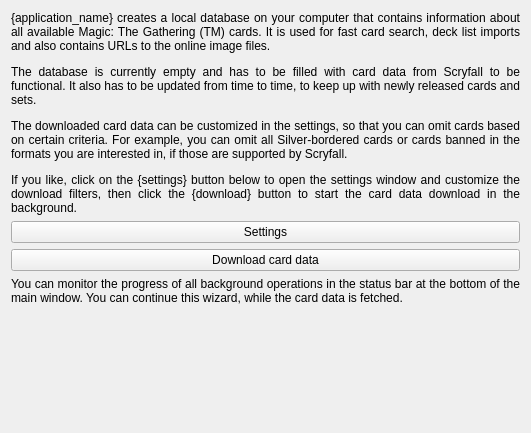
This is mtg_proxy_printer/resources/ui/first_start_wizard/card_database_page.ui in luziferius/MTGProxyPrinter as Qt 5 draws it before an edit. The edited form follows.
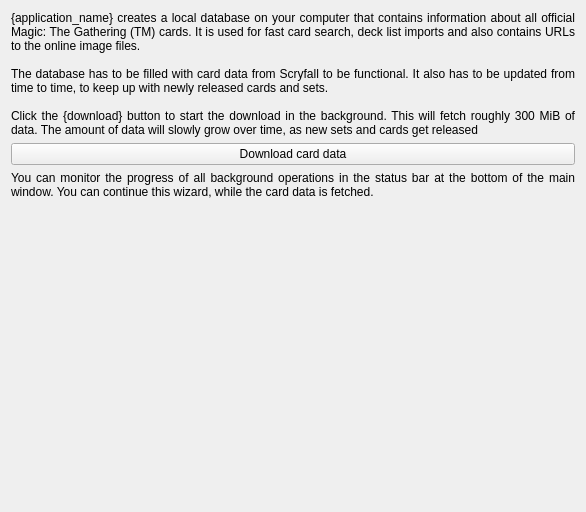
This is the edited form. Icons and pictures are not drawn.

Commit message:
Updated the phrasing in the UI texts to reflect changes in the application since the original texts were written. Also named the QLabel objects.
FossilOrigin-Name: c8d66a32add4f2c0575fe1e2f8cf700a582007ff9e6c25e2a30c32ef8f54ceeb

```diff
--- a/mtg_proxy_printer/resources/ui/first_start_wizard/card_database_page.ui
+++ b/mtg_proxy_printer/resources/ui/first_start_wizard/card_database_page.ui
@@ -6,8 +6,8 @@
    <rect>
     <x>0</x>
     <y>0</y>
-    <width>531</width>
-    <height>433</height>
+    <width>586</width>
+    <height>512</height>
    </rect>
   </property>
   <property name="windowTitle">
@@ -16,11 +16,11 @@
   <property name="title">
    <string>Local card database</string>
   </property>
-  <layout class="QVBoxLayout" name="verticalLayout">
-   <item>
-    <widget class="QLabel" name="label_2">
+  <layout class="QGridLayout" name="gridLayout">
+   <item row="3" column="0" colspan="2">
+    <widget class="QLabel" name="progress_monitor_label">
      <property name="text">
-      <string>&lt;html&gt;&lt;head/&gt;&lt;body&gt;&lt;p&gt;{application_name} creates a local database on your computer that contains information about all available Magic: The Gathering (TM) cards. It is used for fast card search, deck list imports and also contains URLs to the online image files.&lt;/p&gt;&lt;p&gt;The database is currently empty and has to be filled with card data from Scryfall to be functional. It also has to be updated from time to time, to keep up with newly released cards and sets.&lt;/p&gt;&lt;p&gt;The downloaded card data can be customized in the settings, so that you can omit cards based on certain criteria. For example, you can omit all Silver-bordered cards or cards banned in the formats you are interested in, if those are supported by Scryfall.&lt;/p&gt;&lt;p&gt;If you like, click on the {settings} button below to open the settings window and customize the download filters, then click the {download} button to start the card data download in the background.&lt;/p&gt;&lt;/body&gt;&lt;/html&gt;</string>
+      <string>You can monitor the progress of all background operations in the status bar at the bottom of the main window. You can continue this wizard, while the card data is fetched.</string>
      </property>
      <property name="alignment">
       <set>Qt::AlignJustify|Qt::AlignVCenter</set>
@@ -30,24 +30,21 @@
      </property>
     </widget>
    </item>
-   <item>
-    <widget class="QPushButton" name="open_settings_button">
-     <property name="text">
-      <string>Settings</string>
-     </property>
-    </widget>
-   </item>
-   <item>
+   <item row="1" column="0" colspan="2">
     <widget class="QPushButton" name="download_card_data_button">
      <property name="text">
       <string>Download card data</string>
      </property>
     </widget>
    </item>
-   <item>
-    <widget class="QLabel" name="label">
+   <item row="0" column="0" colspan="2">
+    <widget class="QLabel" name="carddb_description_label">
      <property name="text">
-      <string>You can monitor the progress of all background operations in the status bar at the bottom of the main window. You can continue this wizard, while the card data is fetched.</string>
+      <string>{application_name} creates a local database on your computer that contains information about all official Magic: The Gathering (TM) cards. It is used for fast card search, deck list imports and also contains URLs to the online image files.
+
+The database has to be filled with card data from Scryfall to be functional. It also has to be updated from time to time, to keep up with newly released cards and sets.
+
+Click the {download} button to start the download in the background. This will fetch roughly 300 MiB of data. The amount of data will slowly grow over time, as new sets and cards get released</string>
      </property>
      <property name="alignment">
       <set>Qt::AlignJustify|Qt::AlignVCenter</set>
@@ -57,7 +54,7 @@
      </property>
     </widget>
    </item>
-   <item>
+   <item row="4" column="0" colspan="2">
     <spacer name="verticalSpacer">
      <property name="orientation">
       <enum>Qt::Vertical</enum>
```
Left out of the diff: 3 changed lines with no effect on the pictures. The commit also changes 2 other files.
